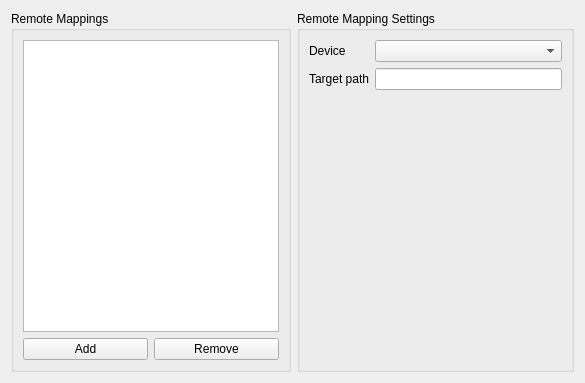
The window that projectsettingswidget.ui (francoisferrand/remotedev) describes before a commit, drawn with Qt 5.
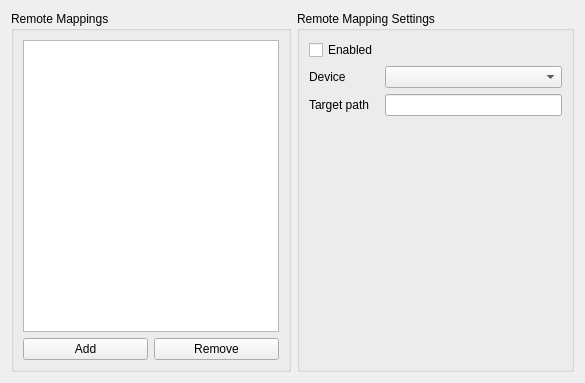
The same window after the commit.

The edit to the form file:
```diff
--- a/projectsettingswidget.ui
+++ b/projectsettingswidget.ui
@@ -78,26 +78,33 @@
       <string>Remote Mapping Settings</string>
      </property>
      <layout class="QFormLayout" name="formLayout">
-      <item row="0" column="0">
+      <item row="1" column="0">
        <widget class="QLabel" name="lblDevice">
         <property name="text">
          <string>Device</string>
         </property>
        </widget>
       </item>
-      <item row="0" column="1">
+      <item row="1" column="1">
        <widget class="QComboBox" name="cbxDevice"/>
       </item>
-      <item row="1" column="0">
+      <item row="2" column="0">
        <widget class="QLabel" name="lblPath">
         <property name="text">
          <string>Target path</string>
         </property>
        </widget>
       </item>
-      <item row="1" column="1">
+      <item row="2" column="1">
        <widget class="QLineEdit" name="edtPath"/>
       </item>
+      <item row="0" column="0">
+       <widget class="QCheckBox" name="chkEnbled">
+        <property name="text">
+         <string>Enabled</string>
+        </property>
+       </widget>
+      </item>
      </layout>
     </widget>
    </item>
```
